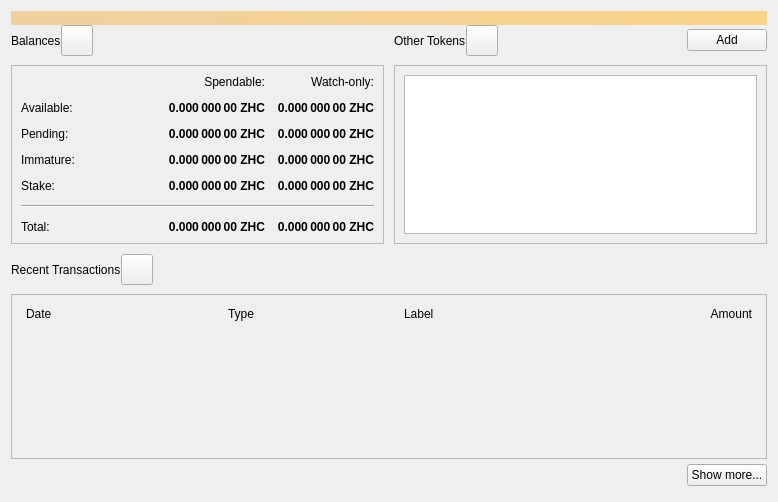
First picture: the form in src/qt/forms/overviewpage.ui, repository zerohourcash/zerohourcash, before the edit.
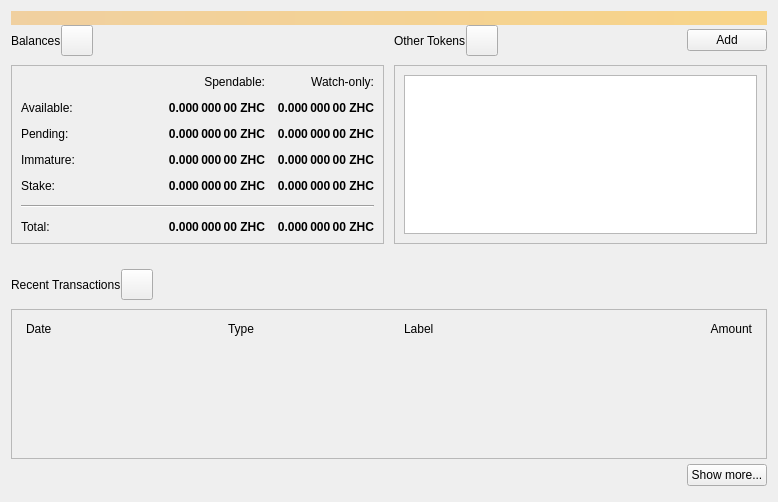
Second picture: the form after the edit. Icons and pictures are not drawn.

What changed in the file:
```diff
--- a/src/qt/forms/overviewpage.ui
+++ b/src/qt/forms/overviewpage.ui
@@ -533,6 +533,22 @@
      </item>
     </layout>
    </item>
+   <item>
+    <widget class="QWidget" name="overviewSectionDivider">
+     <layout class="QVBoxLayout" name="overviewDividerLayout">
+      <property name="leftMargin"><number>10</number></property>
+      <property name="rightMargin"><number>10</number></property>
+      <property name="topMargin"><number>12</number></property>
+      <property name="bottomMargin"><number>2</number></property>
+      <item>
+       <widget class="QFrame" name="overviewDividerLine">
+        <property name="minimumSize"><size><width>0</width><height>1</height></size></property>
+        <property name="maximumSize"><size><width>16777215</width><height>1</height></size></property>
+       </widget>
+      </item>
+     </layout>
+    </widget>
+   </item>
    <item>
     <spacer name="verticalSpacer_4">
      <property name="orientation">
```
